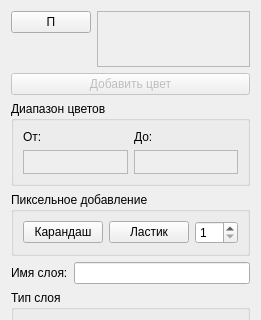
Before: the Qt Designer form MapVectorization/map-app/layerconfiguredialog.ui in YulyIllarionov/MapVectorization, drawn with Qt 5; both pictures show x 0 to 261 and y 0 to 320 of the 261 by 494 pixel window.
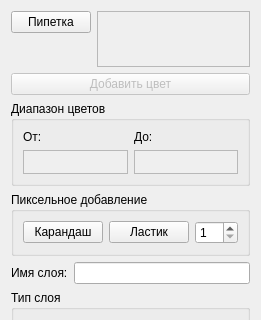
After: the same form once the commit is applied.

Commit message: Пипетка, разделить

Diff of the .ui file:
```diff
--- a/MapVectorization/map-app/layerconfiguredialog.ui
+++ b/MapVectorization/map-app/layerconfiguredialog.ui
@@ -27,7 +27,7 @@
           </sizepolicy>
          </property>
          <property name="text">
-          <string>П</string>
+          <string>Пипетка</string>
          </property>
          <property name="checkable">
           <bool>true</bool>
```
The commit also changes 1 other file.
